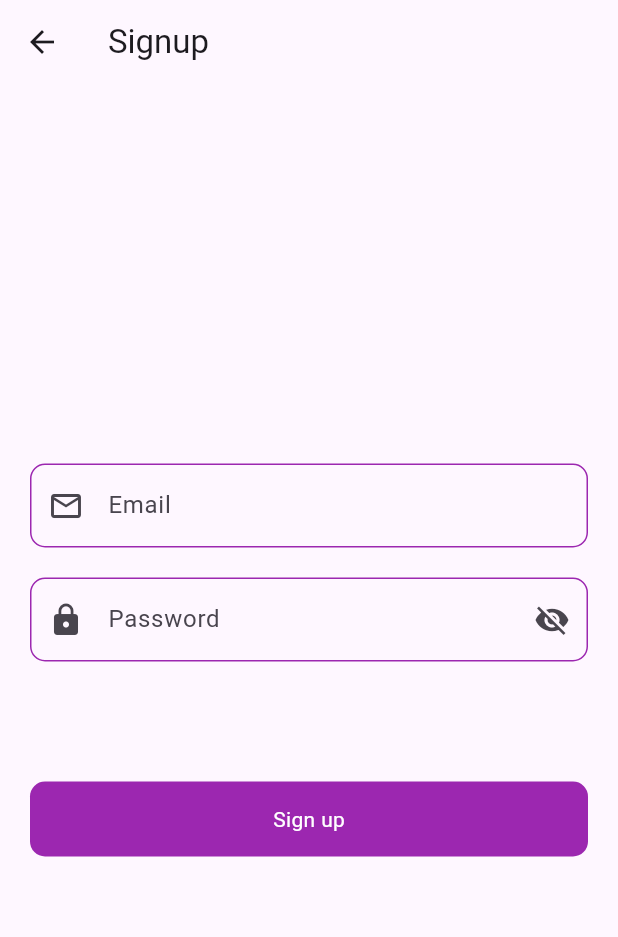
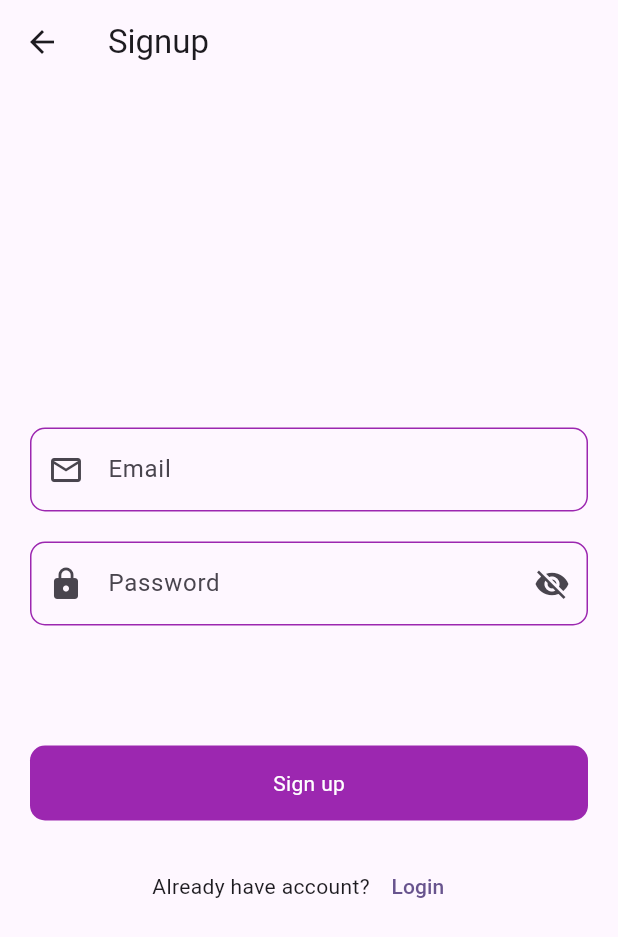
Before and after one commit to FAHIMSHAKIL102/flutter_firebase_practice_thetechbrothers, a Flutter app: the SignupScreen screen opened directly, on a phone screen of 412 x 824 dp. Shown: the top 937 px of the screen. Run offline on Flutter 3.47's test engine with Material 3 defaults, Android fonts, the light colour scheme and no system bars; our stand-ins replace firebase_auth, firebase_core, fluttertoast; accounts and stored records are empty.

Commit message:
change_mistake

```diff
--- a/lib/pages/auth/signup_screen.dart
+++ b/lib/pages/auth/signup_screen.dart
@@ -121,6 +121,21 @@ class _SignupScreenState extends State<SignupScreen> {
               },
             ),
           ),
+          Row(
+            mainAxisAlignment: .center,
+            children: [
+              Text("Already have account?"),
+              TextButton(
+                onPressed: () {
+                  Navigator.push(
+                    context,
+                    MaterialPageRoute(builder: (context) => SignupScreen()),
+                  );
+                },
+                child: Text('Login'),
+              ),
+            ],
+          ),
         ],
       ),
     );
```
